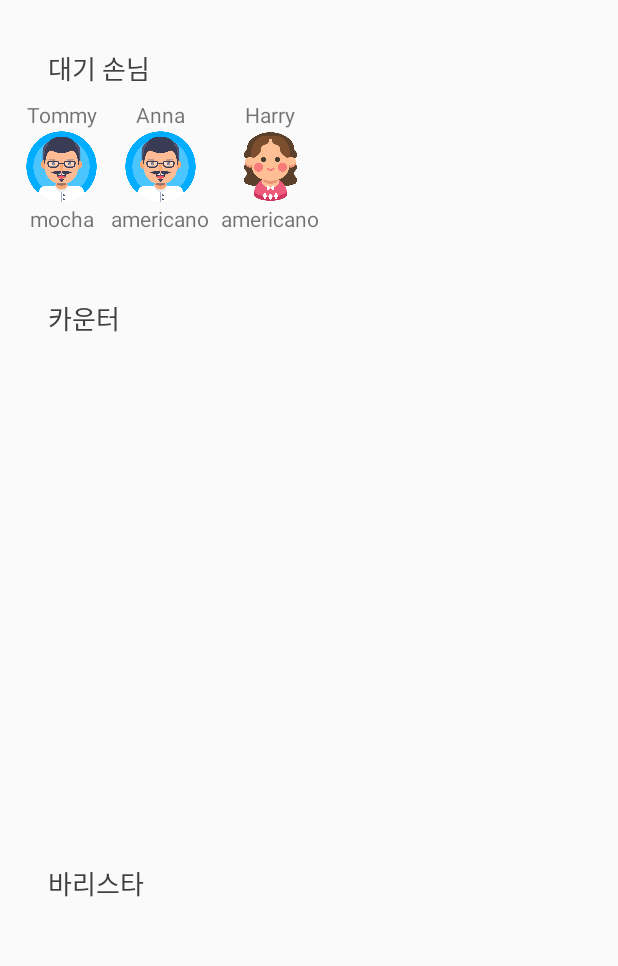
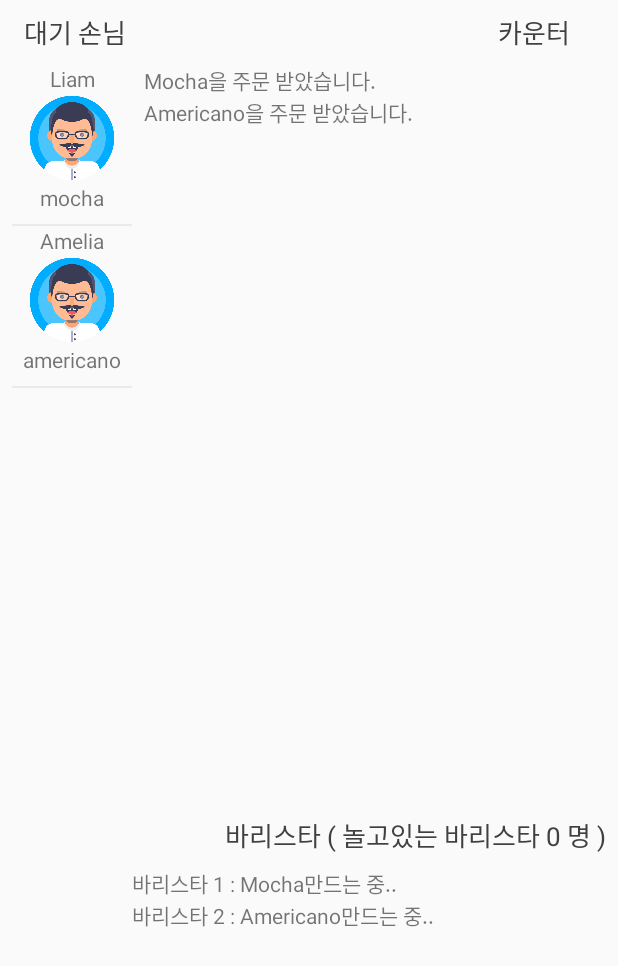
Before and after one commit to Yapp-17th/Study_DesignPattern, an Android app: the screen it shows after launch (MainActivity), on a phone screen of 412 x 824 dp. Shown: the top 966 px of the screen. Run offline under Robolectric (Android 15) with nearby library versions, the phone set to English and light mode, and no system bars.

Commit message:
[Android-24] Cashier와 Barista의 상태를 로그형태로 View에 나타내기

```diff
--- a/kimhyebeen/Mission02/CoffeeSystem/app/src/main/java/com/khb/coffeesystem/Barista.kt
+++ b/kimhyebeen/Mission02/CoffeeSystem/app/src/main/java/com/khb/coffeesystem/Barista.kt
@@ -2,20 +2,42 @@ package com.khb.coffeesystem
 
 import com.khb.coffeesystem.model.Coffee
 import com.khb.coffeesystem.model.MenuItem
+import kotlinx.coroutines.Dispatchers
 import kotlinx.coroutines.delay
+import kotlinx.coroutines.launch
 import kotlinx.coroutines.runBlocking
 
 object Barista {
     var possibleBarista = 2
+    var isWorkBarista1 = false
+    var isWorkBarista2 = false
 
     fun makeCoffee(menuItem: MenuItem): Coffee {
         val coffee: Coffee?
+        var baristaNumber = 0
         runBlocking {
             possibleBarista--
-            println("바리스타 : ${menuItem.coffeeName}만드는 중..")
+
+            if (!isWorkBarista1) {
+                isWorkBarista1 = true
+                baristaNumber = 1
+            } else {
+                isWorkBarista2 = true
+                baristaNumber = 2
+            }
+
+            launch(Dispatchers.Main) { ShowManager.baristaNum(possibleBarista) }
+            delay(100)
+            launch(Dispatchers.Main) { ShowManager.baristaText("바리스타 ${baristaNumber} : ${menuItem.coffeeName}만드는 중..") }
             delay(menuItem.makeTime)
 
             coffee = Coffee(menuItem.coffeeName, menuItem.price)
+            launch(Dispatchers.Main) { ShowManager.baristaNum(possibleBarista) }
+            launch(Dispatchers.Main) { ShowManager.baristaText("바리스타 ${baristaNumber} : 다 만들었다!!") }
+
+            if (baristaNumber == 1) isWorkBarista1 = false
+            else isWorkBarista2 = false
+
             possibleBarista++
         }
         return coffee!!
--- a/kimhyebeen/Mission02/CoffeeSystem/app/src/main/java/com/khb/coffeesystem/Cashier.kt
+++ b/kimhyebeen/Mission02/CoffeeSystem/app/src/main/java/com/khb/coffeesystem/Cashier.kt
@@ -3,32 +3,26 @@ package com.khb.coffeesystem
 import com.khb.coffeesystem.model.Coffee
 import com.khb.coffeesystem.model.MenuItem
 import com.khb.coffeesystem.model.OrderSheet
-import kotlinx.coroutines.GlobalScope
-import kotlinx.coroutines.delay
-import kotlinx.coroutines.launch
-import kotlinx.coroutines.runBlocking
+import kotlinx.coroutines.*
 import java.util.*
 import kotlin.collections.ArrayList
 
 object Cashier {
     private var customerList = ArrayList<Customer>()
-    private var orderList: Queue<OrderSheet> = LinkedList<OrderSheet>()
+    private var orderQueue: Queue<OrderSheet> = LinkedList<OrderSheet>()
 
     fun receiveOrder(customer: Customer, menuItem: MenuItem) {
-        GlobalScope.launch {
-            delay(1000)
-
-            customerList.add(customer)
-            orderList.add(OrderSheet(customer, menuItem))
-            orderCoffee()
-        }
+        customerList.add(customer)
+        GlobalScope.launch(Dispatchers.Main) { ShowManager.counterText("${menuItem.coffeeName}을 주문 받았습니다.") }
+        orderQueue.add(OrderSheet(customer, menuItem))
+        orderCoffee()
     }
 
     fun orderCoffee() {
         GlobalScope.launch {
             while(Barista.possibleBarista<=0) { delay(200) }
 
-            orderList.poll().let { sheet ->
+            orderQueue.poll().let { sheet ->
                 Barista.makeCoffee(sheet.menu).let { coffee -> notifyToCustomer(sheet.customer, coffee) }
             }
         }
@@ -36,9 +30,9 @@ object Cashier {
 
     fun notifyToCustomer(customer: Customer, coffee: Coffee) {
         runBlocking {
-            delay(500)
             println("cashier: ${customer.name} 손님 주문하신 ${coffee.name} 나왔습니다~!!")
-            delay(500)
+            launch(Dispatchers.Main) { ShowManager.counterText("<알림> ${customer.name} 손님 주문하신 ${coffee.name} 나왔습니다!!") }
+            delay(300)
 
             customerList.map { eachCustomer -> eachCustomer.receiveAlarm(customer.name, coffee) }
             customerList.remove(customer)
--- a/kimhyebeen/Mission02/CoffeeSystem/app/src/main/java/com/khb/coffeesystem/Customer.kt
+++ b/kimhyebeen/Mission02/CoffeeSystem/app/src/main/java/com/khb/coffeesystem/Customer.kt
@@ -2,29 +2,24 @@ package com.khb.coffeesystem
 
 import com.khb.coffeesystem.model.Coffee
 import com.khb.coffeesystem.model.CustomerViewItem
-import kotlinx.coroutines.CoroutineScope
 import kotlinx.coroutines.Dispatchers
 import kotlinx.coroutines.GlobalScope
 import kotlinx.coroutines.launch
 
 class Customer(
-    name: String,
-    customerView: (CustomerViewItem, String) -> Unit
+    name: String
 ) {
     val name = name
-    val setCustomerView = customerView
     val imageList = arrayOf(R.drawable.customer1, R.drawable.customer2, R.drawable.customer3, R.drawable.customer4, R.drawable.customer5, R.drawable.customer6)
     lateinit var customerItem: CustomerViewItem
 
     fun order(
         coffeeName: String
     ) {
-        println("customer($name): $coffeeName 을 주문했습니다.")
-        customerItem =  CustomerViewItem(name, imageList[(Math.random() * 5).toInt()], coffeeName)
+        // RecyclerView에서 index를 검색하기 위한 CustomerViewItem 객체 저장
+        customerItem =  CustomerViewItem(name, imageList[(Math.random() * 5).toInt()], coffeeName, "")
 
-        GlobalScope.launch(Dispatchers.Main) {
-            setCustomerView(customerItem, "add")
-        }
+        GlobalScope.launch(Dispatchers.Main) { ShowManager.customerView(customerItem, "add") }
 
         Menu.choose(coffeeName)?.let { menu -> Cashier.receiveOrder(this, menu) }
     }
@@ -33,13 +28,12 @@ class Customer(
         name: String,
         coffee: Coffee
     ) {
-        if (this.name != name) println("customer(${this.name}): 내 껀 언제나와ㅠ")
+        if (this.name != name) {
+            println("customer(${this.name}): 내 껀 언제나와ㅠ")
+        }
         else {
             println("customer(${this.name}): 내꺼다!!")
-
-            GlobalScope.launch(Dispatchers.Main) {
-                setCustomerView(customerItem, "remove")
-            }
+            GlobalScope.launch(Dispatchers.Main) { ShowManager.customerView(customerItem, "remove") }
         }
     }
 }
--- a/kimhyebeen/Mission02/CoffeeSystem/app/src/main/java/com/khb/coffeesystem/CustomerAdapter.kt
+++ b/kimhyebeen/Mission02/CoffeeSystem/app/src/main/java/com/khb/coffeesystem/CustomerAdapter.kt
@@ -7,6 +7,10 @@ import android.view.ViewGroup
 import androidx.recyclerview.widget.RecyclerView
 import com.khb.coffeesystem.model.CustomerViewItem
 import kotlinx.android.synthetic.main.item_customer.view.*
+import kotlinx.coroutines.Dispatchers
+import kotlinx.coroutines.GlobalScope
+import kotlinx.coroutines.delay
+import kotlinx.coroutines.launch
 
 class CustomerAdapter: RecyclerView.Adapter<CustomerAdapter.ItemViewHolder>() {
     private var itemList = ArrayList<CustomerViewItem>()
@@ -33,10 +37,16 @@ class CustomerAdapter: RecyclerView.Adapter<CustomerAdapter.ItemViewHolder>() {
         notifyDataSetChanged()
     }
 
+    fun setMsg(item: CustomerViewItem, msg: String) {
+        var index = itemList.indexOf(item)
+        GlobalScope.launch(Dispatchers.Main) {
+
+        }
+    }
+
     fun removeItem(item: CustomerViewItem) {
-        var index = itemList.indexOf(item)
-        itemList.removeAt(index)
-        notifyItemRemoved(index)
+        itemList.remove(item)
+        notifyDataSetChanged()
     }
 
     inner class ItemViewHolder(itemView: View): RecyclerView.ViewHolder(itemView) {
--- a/kimhyebeen/Mission02/CoffeeSystem/app/src/main/java/com/khb/coffeesystem/MainActivity.kt
+++ b/kimhyebeen/Mission02/CoffeeSystem/app/src/main/java/com/khb/coffeesystem/MainActivity.kt
@@ -2,6 +2,8 @@ package com.khb.coffeesystem
 
 import androidx.appcompat.app.AppCompatActivity
 import android.os.Bundle
+import android.widget.TextView
+import androidx.recyclerview.widget.DividerItemDecoration
 import androidx.recyclerview.widget.LinearLayoutManager
 import com.khb.coffeesystem.model.CustomerViewItem
 import kotlinx.android.synthetic.main.activity_main.*
@@ -19,10 +21,49 @@ class MainActivity : AppCompatActivity() {
         // RecyclerView에 customer들을 추가/삭제하는 함수 생성
         customerRecyclerView.apply {
             adapter = customerAdapter
-            layoutManager = LinearLayoutManager(applicationContext, LinearLayoutManager.HORIZONTAL, false)
+            layoutManager = LinearLayoutManager(applicationContext, LinearLayoutManager.VERTICAL, false)
+            addItemDecoration(DividerItemDecoration(applicationContext, 1))
         }
 
-        var setCustomerView = { item: CustomerViewItem, status: String ->
+        // UI에 구현되는 함수 설정
+        setViewFunctions()
+
+        // customer를 만들 때 위 함수를 같이 건네줘요.
+        val customer1 = Customer("Liam")
+        val customer2 = Customer("Amelia")
+        val customer3 = Customer("Harry")
+        val customer4 = Customer("Oliver")
+        val customer5 = Customer("Adela")
+        val customer6 = Customer("James")
+
+        // order
+        GlobalScope.launch {
+            launch { customer1.order("mocha") }
+            launch {
+                delay(1200)
+                customer2.order("americano")
+            }
+            launch {
+                delay(1700)
+                customer3.order("latte")
+            }
+            launch {
+                delay(3000)
+                customer4.order("latte")
+            }
+            launch {
+                delay(3500)
+                customer5.order("americano")
+            }
+            launch {
+                delay(4000)
+                customer6.order("latte")
+            }
+        }
+    }
+
+    fun setViewFunctions() {
+        ShowManager.settingCustomerView { item: CustomerViewItem, status: String ->
             if (status == "add") {
                 customerAdapter.addItem(item)
             } else if (status == "remove") {
@@ -30,21 +71,21 @@ class MainActivity : AppCompatActivity() {
             }
         }
 
-        // customer를 만들 때 위 함수를 같이 건네줘요.
-        val customer1 = Customer("Tommy", setCustomerView)
-        val customer2 = Customer("Anna", setCustomerView)
-        val customer3 = Customer("Harry", setCustomerView)
+        ShowManager.settingCounterText { str: String ->
+            TextView(this).let {
+                it.text = str
+                counterTextLinear.addView(it)
+            }
+        }
 
-        // order
-        GlobalScope.launch {
-            launch { customer1.order("mocha") }
-            launch {
-                delay(500)
-                customer2.order("americano")
-            }
-            launch {
-                delay(1000)
-                customer3.order("americano")
+        ShowManager.settingBaristaNum { num: Int ->
+            baristaTitleText.text = "바리스타 ( 놀고있는 바리스타 $num 명 )"
+        }
+
+        ShowManager.settingBaristaText { str: String ->
+            TextView(this).let {
+                it.text = str
+                baristaTextLinear.addView(it)
             }
         }
     }
--- a/kimhyebeen/Mission02/CoffeeSystem/app/src/main/java/com/khb/coffeesystem/Menu.kt
+++ b/kimhyebeen/Mission02/CoffeeSystem/app/src/main/java/com/khb/coffeesystem/Menu.kt
@@ -4,9 +4,9 @@ import com.khb.coffeesystem.model.MenuItem
 
 object Menu {
     var menuList = hashMapOf(
-        "americano" to MenuItem("Americano", 1500, 1000),
+        "americano" to MenuItem("Americano", 1500, 1500),
         "latte" to MenuItem("Latte", 2000, 3500),
-        "mocha" to MenuItem("Mocha", 2500, 5000)
+        "mocha" to MenuItem("Mocha", 2500, 6000)
     )
 
     fun choose(coffeeName: String): MenuItem? {
--- a/kimhyebeen/Mission02/CoffeeSystem/app/src/main/java/com/khb/coffeesystem/ShowManager.kt
+++ b/kimhyebeen/Mission02/CoffeeSystem/app/src/main/java/com/khb/coffeesystem/ShowManager.kt
@@ -3,9 +3,25 @@ package com.khb.coffeesystem
 import com.khb.coffeesystem.model.CustomerViewItem
 
 object ShowManager {
-    lateinit var setCustomerView: (CustomerViewItem, String) -> Unit
+    lateinit var customerView: (CustomerViewItem, String) -> Unit
+    lateinit var counterText: (String) -> Unit
+    lateinit var baristaNum: (Int) -> Unit
+    lateinit var baristaText: (String) -> Unit
 
-    fun setFunc( func: (CustomerViewItem, String) -> Unit) {
-        setCustomerView = func
+    fun settingCustomerView( func: (CustomerViewItem, String) -> Unit) {
+        customerView = func
     }
+
+    fun settingCounterText( func: (String) -> Unit) {
+        counterText = func
+    }
+
+    fun settingBaristaNum( func: (Int) -> Unit ) {
+        baristaNum = func
+    }
+
+    fun settingBaristaText( func: (String) -> Unit) {
+        baristaText = func
+    }
+
 }
--- a/kimhyebeen/Mission02/CoffeeSystem/app/src/main/java/com/khb/coffeesystem/model/CustomerViewItem.kt
+++ b/kimhyebeen/Mission02/CoffeeSystem/app/src/main/java/com/khb/coffeesystem/model/CustomerViewItem.kt
@@ -3,5 +3,6 @@ package com.khb.coffeesystem.model
 data class CustomerViewItem(
     var name: String,
     var image: Int,
-    var coffee: String
+    var coffee: String,
+    var msg: String
 )
--- a/kimhyebeen/Mission02/CoffeeSystem/app/src/main/res/layout/activity_main.xml
+++ b/kimhyebeen/Mission02/CoffeeSystem/app/src/main/res/layout/activity_main.xml
@@ -10,8 +10,8 @@
         android:id="@+id/textView"
         android:layout_width="wrap_content"
         android:layout_height="wrap_content"
-        android:layout_marginStart="32dp"
-        android:layout_marginTop="32dp"
+        android:layout_marginStart="16dp"
+        android:layout_marginTop="8dp"
         android:text="@string/text1"
         android:textColor="#404040"
         android:textSize="17sp"
@@ -20,12 +20,12 @@
 
     <androidx.recyclerview.widget.RecyclerView
         android:id="@+id/customerRecyclerView"
-        android:layout_width="0dp"
-        android:layout_height="100dp"
-        android:layout_marginStart="16dp"
+        android:layout_width="80dp"
+        android:layout_height="0dp"
+        android:layout_marginStart="8dp"
         android:layout_marginTop="8dp"
-        android:layout_marginEnd="16dp"
-        app:layout_constraintEnd_toEndOf="parent"
+        android:layout_marginBottom="8dp"
+        app:layout_constraintBottom_toBottomOf="parent"
         app:layout_constraintStart_toStartOf="parent"
         app:layout_constraintTop_toBottomOf="@+id/textView" />
 
@@ -33,25 +33,25 @@
         android:id="@+id/textView2"
         android:layout_width="wrap_content"
         android:layout_height="wrap_content"
-        android:layout_marginStart="32dp"
-        android:layout_marginTop="32dp"
+        android:layout_marginTop="8dp"
+        android:layout_marginEnd="32dp"
         android:text="@string/text2"
         android:textColor="#404040"
         android:textSize="17sp"
-        app:layout_constraintStart_toStartOf="parent"
-        app:layout_constraintTop_toBottomOf="@+id/customerRecyclerView" />
+        app:layout_constraintEnd_toEndOf="parent"
+        app:layout_constraintTop_toTopOf="parent" />
 
     <ScrollView
         android:id="@+id/scrollView2"
-        android:layout_width="match_parent"
+        android:layout_width="0dp"
         android:layout_height="0dp"
-        android:layout_marginStart="16dp"
+        android:layout_marginStart="8dp"
         android:layout_marginTop="8dp"
         android:layout_marginEnd="16dp"
-        android:layout_marginBottom="32dp"
-        app:layout_constraintBottom_toTopOf="@+id/textView3"
+        android:layout_marginBottom="8dp"
+        app:layout_constraintBottom_toTopOf="@+id/baristaTitleText"
         app:layout_constraintEnd_toEndOf="parent"
-        app:layout_constraintStart_toStartOf="parent"
+        app:layout_constraintStart_toEndOf="@+id/customerRecyclerView"
         app:layout_constraintTop_toBottomOf="@+id/textView2">
 
         <LinearLayout
@@ -62,27 +62,26 @@
     </ScrollView>
 
     <TextView
-        android:id="@+id/textView3"
+        android:id="@+id/baristaTitleText"
         android:layout_width="wrap_content"
         android:layout_height="wrap_content"
-        android:layout_marginStart="32dp"
+        android:layout_marginEnd="8dp"
         android:layout_marginBottom="8dp"
         android:text="@string/text3"
         android:textColor="#404040"
         android:textSize="17sp"
         app:layout_constraintBottom_toTopOf="@+id/scrollView3"
-        app:layout_constraintStart_toStartOf="parent" />
+        app:layout_constraintEnd_toEndOf="parent" />
 
     <ScrollView
         android:id="@+id/scrollView3"
-        android:layout_width="match_parent"
-        android:layout_height="150dp"
-        android:layout_marginStart="16dp"
+        android:layout_width="0dp"
+        android:layout_height="230dp"
         android:layout_marginEnd="16dp"
-        android:layout_marginBottom="64dp"
+        android:layout_marginBottom="16dp"
         app:layout_constraintBottom_toBottomOf="parent"
         app:layout_constraintEnd_toEndOf="parent"
-        app:layout_constraintStart_toStartOf="parent">
+        app:layout_constraintStart_toEndOf="@+id/customerRecyclerView">
 
         <LinearLayout
             android:id="@+id/baristaTextLinear"
--- a/kimhyebeen/Mission02/CoffeeSystem/app/src/main/res/layout/item_customer.xml
+++ b/kimhyebeen/Mission02/CoffeeSystem/app/src/main/res/layout/item_customer.xml
@@ -1,9 +1,9 @@
 <?xml version="1.0" encoding="utf-8"?>
 <androidx.constraintlayout.widget.ConstraintLayout xmlns:android="http://schemas.android.com/apk/res/android"
     xmlns:app="http://schemas.android.com/apk/res-auto"
-    android:layout_width="wrap_content"
+    android:layout_width="80dp"
     android:layout_height="wrap_content"
-    android:layout_marginRight="8dp">
+    android:layout_marginBottom="8dp">
 
     <TextView
         android:id="@+id/customerNameText"
@@ -16,8 +16,8 @@
 
     <ImageView
         android:id="@+id/customerImage"
-        android:layout_width="50dp"
-        android:layout_height="50dp"
+        android:layout_width="60dp"
+        android:layout_height="60dp"
         app:layout_constraintEnd_toEndOf="parent"
         app:layout_constraintStart_toStartOf="parent"
         app:layout_constraintTop_toBottomOf="@+id/customerNameText"
@@ -31,4 +31,5 @@
         app:layout_constraintEnd_toEndOf="parent"
         app:layout_constraintStart_toStartOf="parent"
         app:layout_constraintTop_toBottomOf="@+id/customerImage" />
+
 </androidx.constraintlayout.widget.ConstraintLayout>
--- a/kimhyebeen/Mission02/CoffeeSystem/app/src/main/res/values/strings.xml
+++ b/kimhyebeen/Mission02/CoffeeSystem/app/src/main/res/values/strings.xml
@@ -2,5 +2,5 @@
     <string name="app_name">CoffeeSystem</string>
     <string name="text1">대기 손님</string>
     <string name="text2">카운터</string>
-    <string name="text3">바리스타</string>
+    <string name="text3">바리스타 ( 놀고있는 바리스타 2 명 )</string>
 </resources>
```
